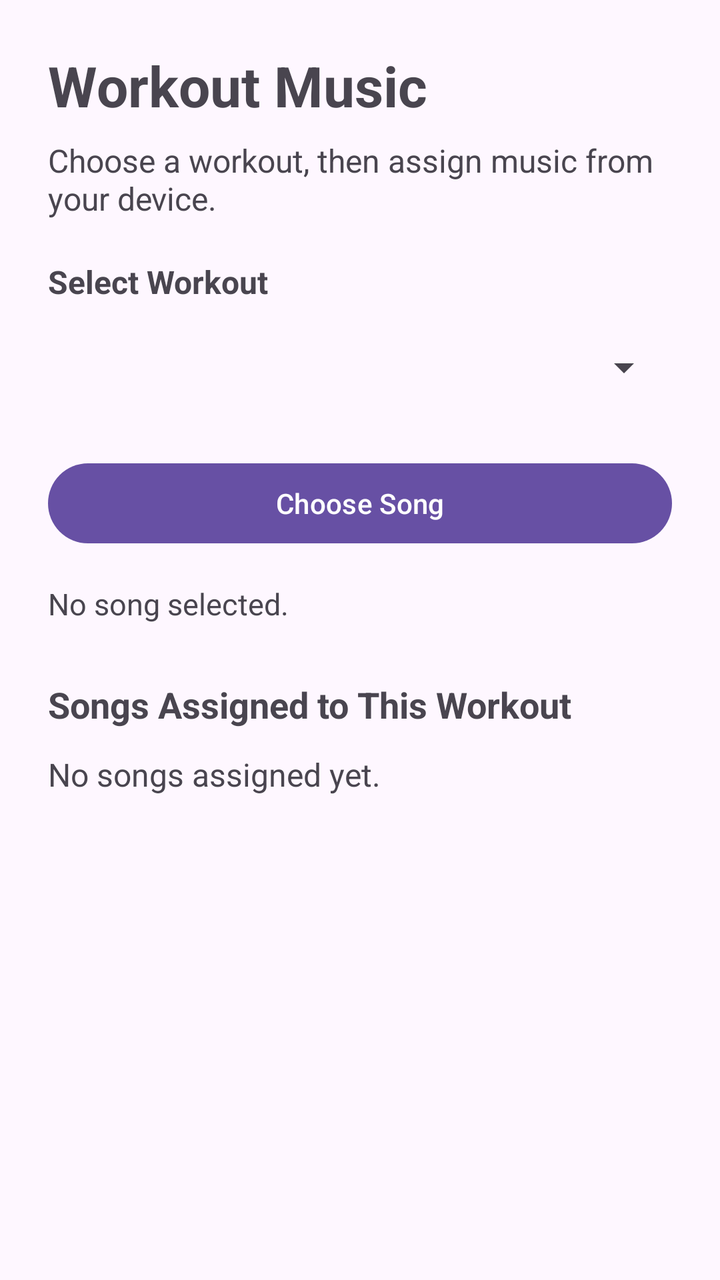
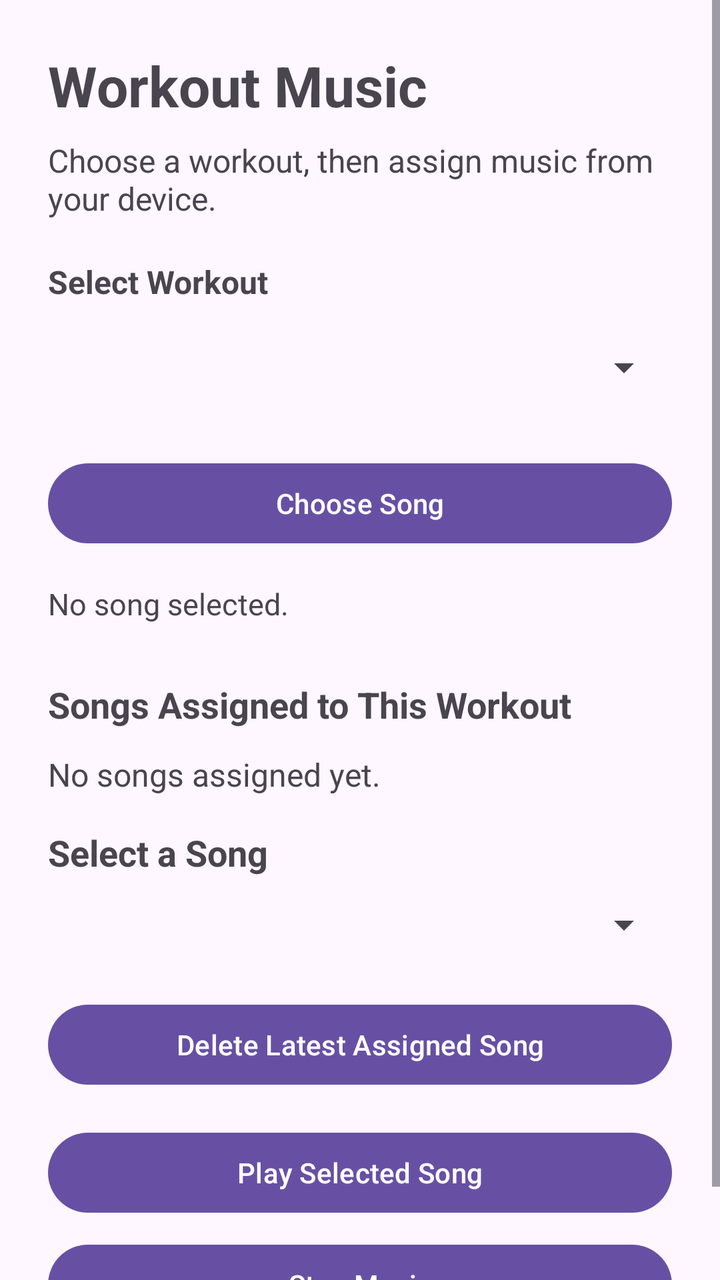

Compare the two renders of this Android layout. The source of the first and the diff that turns it into the second are given below.
<!-- AndroidManifest.xml: application theme Theme.GymTrackerPro -->
<!-- res/layout/activity_workout_music.xml -->
<?xml version="1.0" encoding="utf-8"?>
<ScrollView xmlns:android="http://schemas.android.com/apk/res/android"
    android:layout_width="match_parent"
    android:layout_height="match_parent"
    android:fillViewport="true">

    <LinearLayout
        android:layout_width="match_parent"
        android:layout_height="wrap_content"
        android:orientation="vertical"
        android:padding="24dp">

        <TextView
            android:layout_width="match_parent"
            android:layout_height="wrap_content"
            android:text="Workout Music"
            android:textSize="28sp"
            android:textStyle="bold"
            android:paddingBottom="8dp" />

        <TextView
            android:layout_width="match_parent"
            android:layout_height="wrap_content"
            android:text="Choose a workout, then assign music from your device."
            android:textSize="16sp"
            android:paddingBottom="20dp" />

        <TextView
            android:layout_width="match_parent"
            android:layout_height="wrap_content"
            android:text="Select Workout"
            android:textStyle="bold"
            android:textSize="16sp"
            android:paddingBottom="8dp" />

        <Spinner
            android:id="@+id/spinnerWorkouts"
            android:layout_width="match_parent"
            android:layout_height="wrap_content"
            android:minHeight="48dp" />

        <Button
            android:id="@+id/buttonChooseSong"
            android:layout_width="match_parent"
            android:layout_height="wrap_content"
            android:layout_marginTop="20dp"
            android:text="Choose Song" />

        <TextView
            android:id="@+id/textSelectedSong"
            android:layout_width="match_parent"
            android:layout_height="wrap_content"
            android:layout_marginTop="16dp"
            android:text="No song selected."
            android:textSize="15sp" />

        <TextView
            android:layout_width="match_parent"
            android:layout_height="wrap_content"
            android:layout_marginTop="28dp"
            android:text="Songs Assigned to This Workout"
            android:textSize="18sp"
            android:textStyle="bold" />

        <TextView
            android:id="@+id/textAssignedSongs"
            android:layout_width="match_parent"
            android:layout_height="wrap_content"
            android:layout_marginTop="12dp"
            android:text="No songs assigned yet."
            android:textSize="16sp" />

    </LinearLayout>

</ScrollView>
<!-- resources referenced by this layout -->
<resources>
  <style name="Theme.GymTrackerPro" parent="Base.Theme.GymTrackerPro" />
  <style name="Base.Theme.GymTrackerPro" parent="Theme.Material3.DayNight.NoActionBar">
          
          
      </style>
</resources>

<!-- the commit's change to res/layout/activity_workout_music.xml (unified diff, before → after) -->
@@ -70,6 +70,47 @@
             android:text="No songs assigned yet."
             android:textSize="16sp" />
 
+
+        <TextView
+            android:layout_width="match_parent"
+            android:layout_height="wrap_content"
+            android:layout_marginTop="16dp"
+            android:text="Select a Song"
+            android:textSize="18sp"
+            android:textStyle="bold" />
+
+        <Spinner
+            android:id="@+id/spinnerSongs"
+            android:layout_width="match_parent"
+            android:layout_height="wrap_content"
+            android:minHeight="48dp" />
+
+
+
+        <Button
+            android:id="@+id/buttonDeleteSong"
+            android:layout_width="match_parent"
+            android:layout_height="wrap_content"
+            android:layout_marginTop="12dp"
+            android:text="Delete Latest Assigned Song" />
+
+
+
+        <Button
+            android:id="@+id/buttonPlaySong"
+            android:layout_width="match_parent"
+            android:layout_height="wrap_content"
+            android:layout_marginTop="16dp"
+            android:text="Play Selected Song" />
+
+        <Button
+            android:id="@+id/buttonStopSong"
+            android:layout_width="match_parent"
+            android:layout_height="wrap_content"
+            android:layout_marginTop="8dp"
+            android:text="Stop Music" />
+
+
     </LinearLayout>
 
 </ScrollView>
